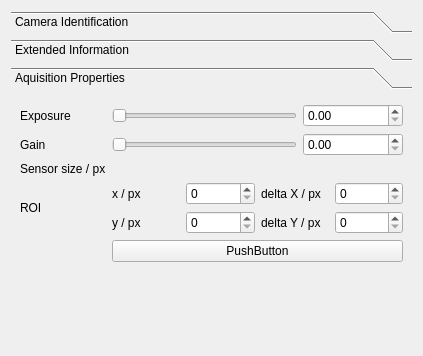
pospiech/code, file libdev/devices/CameraViewer/src/form.ui: the form before one commit.
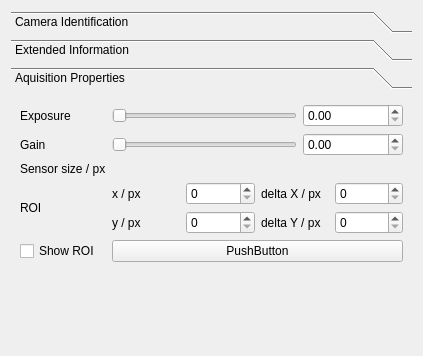
The form after the commit.

Patch:
```diff
--- a/libdev/devices/CameraViewer/src/form.ui
+++ b/libdev/devices/CameraViewer/src/form.ui
@@ -268,6 +268,13 @@
          </property>
         </widget>
        </item>
+       <item row="4" column="0">
+        <widget class="QCheckBox" name="checkBoxShowROI">
+         <property name="text">
+          <string>Show ROI</string>
+         </property>
+        </widget>
+       </item>
       </layout>
      </widget>
     </widget>
```
